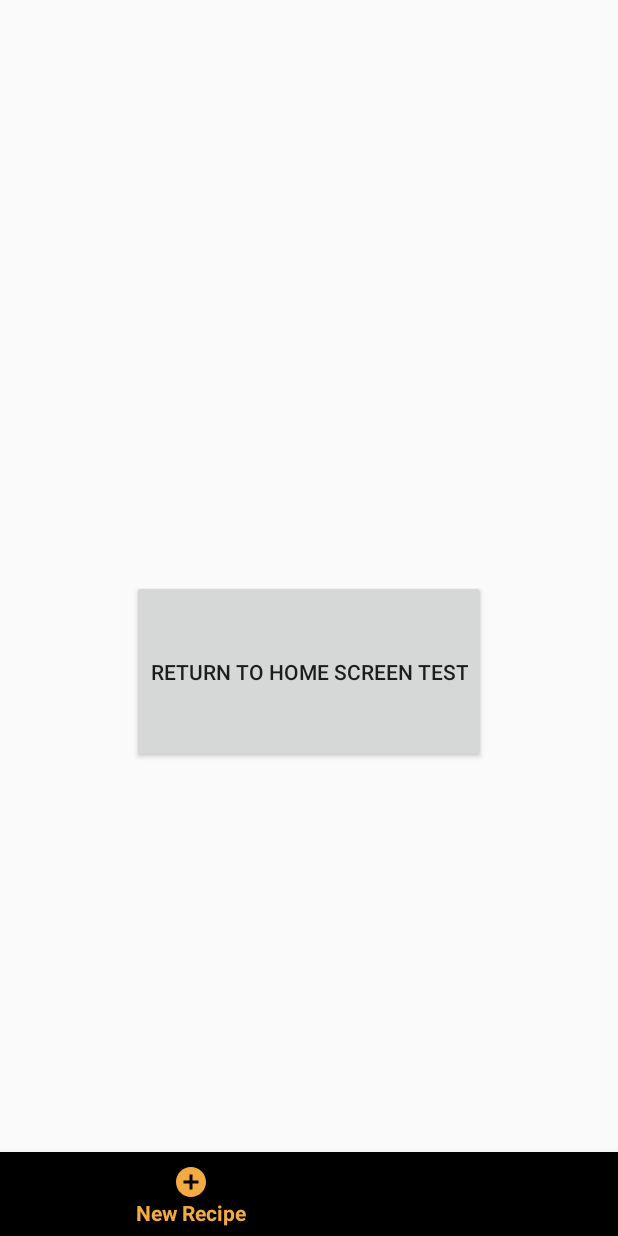
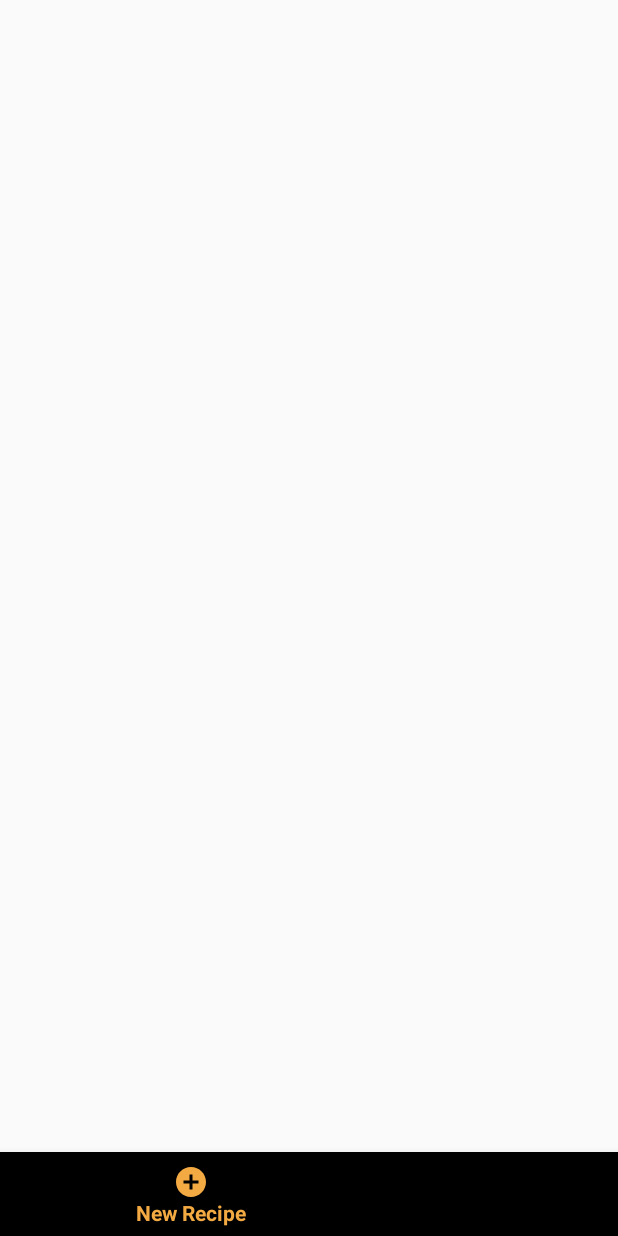
Before and after one commit to CP317-SnapChef/SnapChef, an Android app: the CreateRecipeView screen opened directly, with no data from a screen before it, on a phone screen of 412 x 824 dp. Run offline under Robolectric (Android 15) with nearby library versions, the phone set to English and light mode, and no system bars; Roboto replaces fonts that are not available here.

Commit message:
Removed Buttons from home screen and CreateRecipe View, Added Scroll view to CreateRecipeView, still just a blank space, will finish design later.

```diff
--- a/Android/SnapChef/app/src/main/java/app/snapchef/com/base/CreateRecipeView.java
+++ b/Android/SnapChef/app/src/main/java/app/snapchef/com/base/CreateRecipeView.java
@@ -23,15 +23,6 @@ public class CreateRecipeView extends AppCompatActivity {
         bottomNav.getMenu().getItem(1).setChecked(true);
 
         Log.d(TAG, "onCreate: Starting");
-
-        Button toHomeScreen = (Button) findViewById(R.id.HomeButton);
-        toHomeScreen.setOnClickListener(new View.OnClickListener() {
-            @Override
-            public void onClick(View v) {
-                Intent btnIntent = new Intent(CreateRecipeView.this,HomeView.class);
-                startActivity(btnIntent);
-            }
-        });
 
 
     }
--- a/Android/SnapChef/app/src/main/res/layout/activity_create_recipe.xml
+++ b/Android/SnapChef/app/src/main/res/layout/activity_create_recipe.xml
@@ -16,19 +16,41 @@
         tools:ignore="MissingConstraints"
         tools:layout_editor_absoluteX="0dp" />
 
-    <Button
-        android:id="@+id/HomeButton"
-        android:layout_width="wrap_content"
-        android:layout_height="122dp"
-        android:layout_marginStart="148dp"
-        android:layout_marginLeft="148dp"
-        android:layout_marginTop="295dp"
-        android:layout_marginEnd="148dp"
-        android:layout_marginRight="148dp"
-        android:layout_marginBottom="224dp"
-        android:text="Return To Home SCREEN TEST"
-        app:layout_constraintBottom_toBottomOf="parent"
+    <ScrollView
+        android:id="@+id/scrollView2"
+        android:layout_width="368dp"
+        android:layout_height="495dp"
+        android:layout_marginStart="8dp"
+        android:layout_marginLeft="8dp"
+        android:layout_marginTop="8dp"
+        android:layout_marginEnd="8dp"
+        android:layout_marginRight="8dp"
+        android:layout_marginBottom="8dp"
+        app:layout_constraintBottom_toTopOf="@+id/bottom_navigation"
         app:layout_constraintEnd_toEndOf="parent"
+        app:layout_constraintHorizontal_bias="1.0"
         app:layout_constraintStart_toStartOf="parent"
-        app:layout_constraintTop_toTopOf="parent" />
+        app:layout_constraintTop_toTopOf="parent"
+        app:layout_constraintVertical_bias="1.0">
+
+        <LinearLayout
+            android:layout_width="match_parent"
+            android:layout_height="wrap_content"
+            android:orientation="vertical" />
+    </ScrollView>
+
+    <android.support.constraint.ConstraintLayout
+        android:layout_width="347dp"
+        android:layout_height="489dp"
+        android:layout_marginTop="14dp"
+        android:layout_marginBottom="14dp"
+        app:layout_constraintBottom_toTopOf="@+id/bottom_navigation"
+        app:layout_constraintEnd_toEndOf="parent"
+        app:layout_constraintHorizontal_bias="0.498"
+        app:layout_constraintStart_toEndOf="@+id/scrollView2"
+        app:layout_constraintTop_toTopOf="parent"
+        app:layout_constraintVertical_bias="0.0">
+
+    </android.support.constraint.ConstraintLayout>
+
 </android.support.constraint.ConstraintLayout>
```
Also changed, not shown: Android/SnapChef/app/src/main/java/app/snapchef/com/base/HomeView.java (+0 -11 lines), Android/SnapChef/app/src/main/res/layout/activity_home_view.xml (+0 -16 lines).
